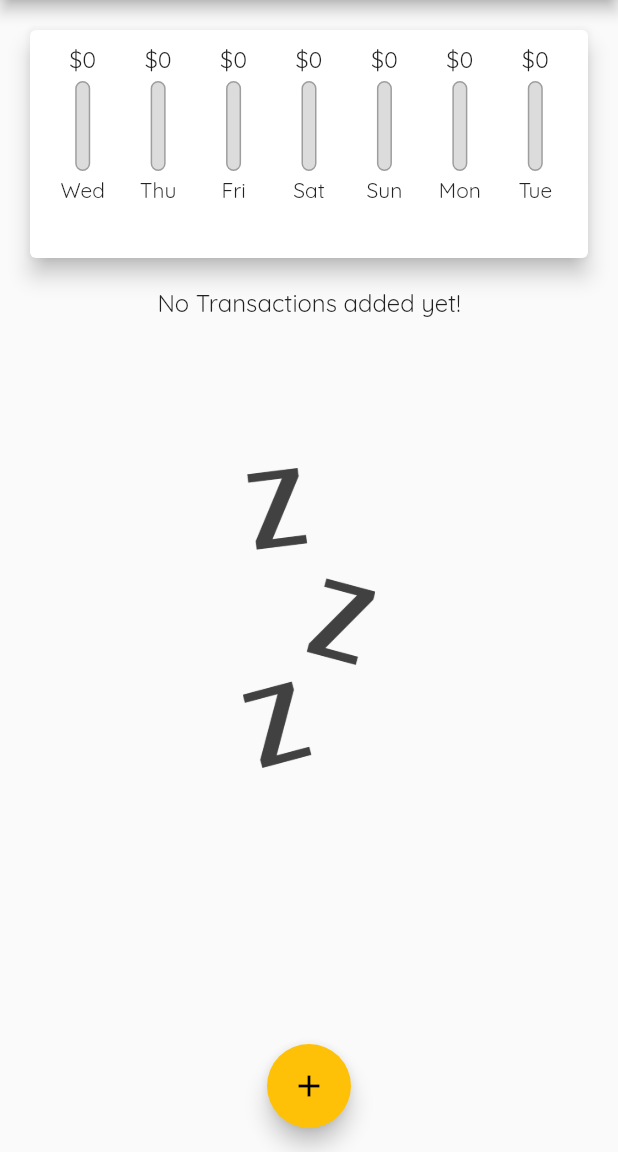
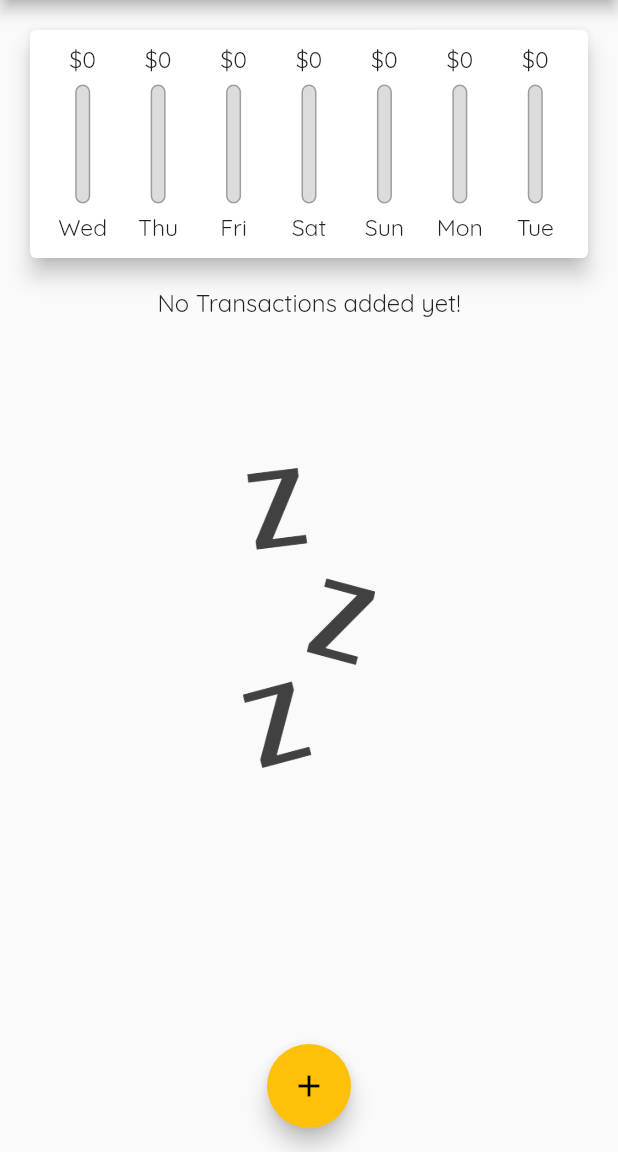
Before and after one commit to Arafat6462/Flutter, a Flutter app: the screen it shows after launch, on a phone screen of 412 x 824 dp, the part 84-1236 px from its top. Run offline on Flutter 3.47's test engine with Material 2 defaults, Android fonts, the phone set to English and light mode, and no system bars.

Commit message:
using layout building widget

```diff
--- a/expense_planner/lib/widgets/chart_bar.dart
+++ b/expense_planner/lib/widgets/chart_bar.dart
@@ -12,17 +12,18 @@ class ChartBar extends StatelessWidget {
 
   @override
   Widget build(BuildContext context) {
+    return LayoutBuilder(builder: (ctx, constraints) {
       return Column(
         children: [
           Container(
-          height: 20,
+              height: constraints.maxHeight * .15,
               child: FittedBox(
                   child: Text('\$${spendingAmount.toStringAsFixed(0)}'))),
           SizedBox(
-          height: 4,
+            height: constraints.maxHeight * .05,
           ),
           Container(
-          height: 60,
+            height: constraints.maxHeight * .6,
             width: 10,
             child: Stack(children: [
               Container(
@@ -43,10 +44,16 @@ class ChartBar extends StatelessWidget {
             ]),
           ),
           SizedBox(
-          height: 4,
+            height: constraints.maxHeight * .05,
           ),
-        Text(lable)
+          Container(
+            height: constraints.maxHeight * .15,
+            child: FittedBox(
+              child: Text(lable),
+            ),
+          )
         ],
       );
+    });
   }
 }
```
Lines whose indentation alone changed are shown as unchanged.
